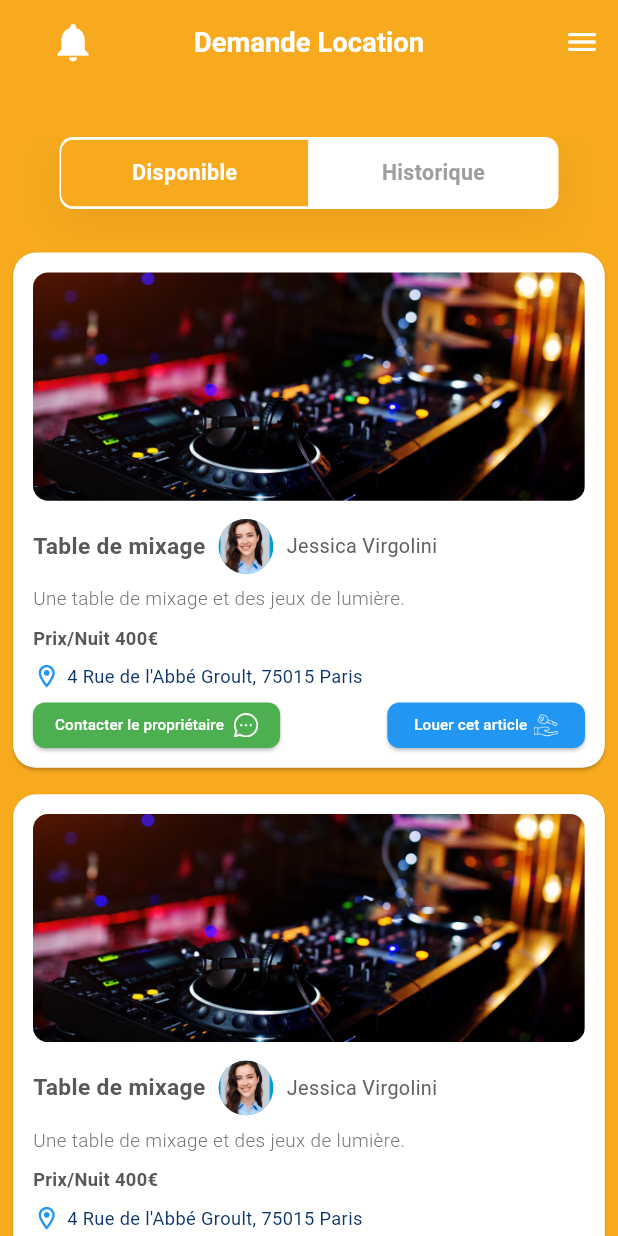
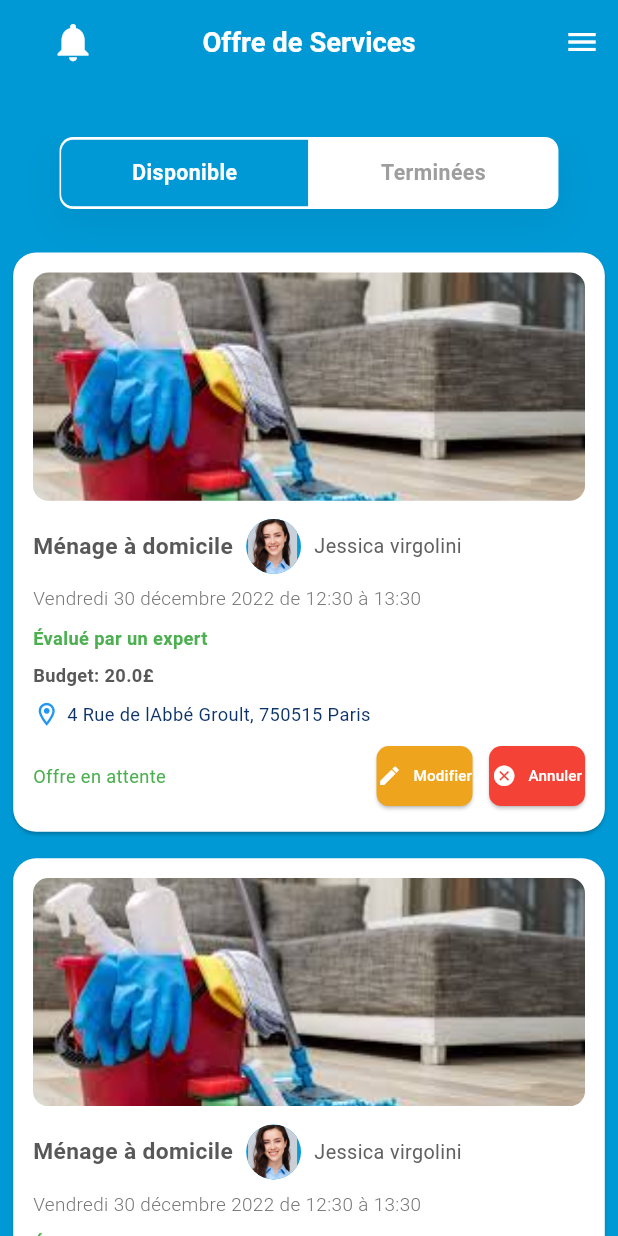
Before and after one commit to saadallahchaima/Projet_Freelance, a Flutter app: the screen it shows after launch, on a phone screen of 412 x 824 dp. Run offline on Flutter 3.47's test engine with Material 3 defaults, Android fonts, the phone set to English and light mode, and no system bars; our stand-ins replace country_picker, dots_indicator, flutter_screenutil, flutter_slidable, flutter_svg, google_fonts.

Commit message:
Offre à completer

```diff
--- a/lib/components/CustomSwitchLocation.dart
+++ b/lib/components/CustomSwitchLocation.dart
@@ -45,7 +45,8 @@ class _CustomSwitchLocationState extends State<CustomSwitchLocation> {
 
   @override
   Widget build(BuildContext context) {
-    return Column(  // No Expanded here
+    return Expanded( // Wrap the entire Column in Expanded to provide height constraint
+      child: Column(
         children: [
           Container(
             decoration: BoxDecoration(
@@ -109,9 +110,9 @@ class _CustomSwitchLocationState extends State<CustomSwitchLocation> {
             child: _buildContent(),
           ),
         ],
+      ),
     );
   }
-
 
   Widget _buildContent() {
     return isSelected[0]
--- /dev/null
+++ b/lib/components/CustomSwitchOffreServices.dart
@@ -0,0 +1,164 @@
+import 'package:flutter/material.dart';
+import 'package:flutter_screenutil/flutter_screenutil.dart';
+
+import 'RentalCardDisponibleOffre.dart';
+
+class CustomSwitchOffreServices extends StatefulWidget {
+  final List<String> buttonLabels;
+
+  const CustomSwitchOffreServices({Key? key, required this.buttonLabels}) : super(key: key);
+
+  @override
+  State<CustomSwitchOffreServices> createState() => _CustomSwitchOffreServicesState();
+}
+
+class _CustomSwitchOffreServicesState extends State<CustomSwitchOffreServices> {
+  List<bool> isSelected = [true, false]; // Initialisation par défaut du premier bouton sélectionné
+
+  // Ajout d'une liste d'exemples d'items pour illustration
+  final List<OffreItem> items = [
+    OffreItem(
+      'Vendredi 30 décembre 2022 de 12:30 à 13:30',
+      true,
+      20,
+      true,
+      imageUrl: 'assets/images/menage.jpeg',
+      title: 'Ménage à domicile',
+      location: '4 Rue de l''Abbé Groult, 750515 Paris',
+      ownerName: 'Jessica virgolini',
+    ),
+    OffreItem(
+      'Vendredi 30 décembre 2022 de 12:30 à 13:30',
+      true,
+      40.0,
+      false,
+      imageUrl: 'assets/images/menage.jpeg',
+      title: 'Ménage à domicile',
+      location: '4 Rue de l''Abbé Groult, 750515 Paris',
+      ownerName: 'Jessica virgolini',
+    ),
+  ];
+
+  @override
+  Widget build(BuildContext context) {
+    return Column(
+      children: [
+        Container(
+          decoration: BoxDecoration(
+            color: Colors.white,
+            borderRadius: BorderRadius.circular(9.0),
+            boxShadow: [
+              BoxShadow(
+                color: Color(0x11000000),
+                blurRadius: 24,
+                offset: Offset(0, 8),
+              ),
+            ],
+          ),
+          child: ToggleButtons(
+            borderRadius: BorderRadius.circular(9.0),
+            borderColor: Colors.transparent,
+            selectedBorderColor: Colors.transparent,
+            fillColor: const Color(0xFF0099D6),
+            selectedColor: Colors.white,
+            color: Colors.grey,
+            constraints: BoxConstraints(
+              minWidth: 150.0.w,
+              minHeight: 44.0.h,
+            ),
+            children: <Widget>[
+              Padding(
+                padding: const EdgeInsets.symmetric(horizontal: 16.0),
+                child: Text(
+                  widget.buttonLabels[0],
+                  style: TextStyle(
+                    fontSize: 14.sp,
+                    fontWeight: FontWeight.bold,
+                    color: isSelected[0] ? Colors.white : Colors.grey,
+                  ),
+                ),
+              ),
+              Padding(
+                padding: const EdgeInsets.symmetric(horizontal: 16.0),
+                child: Text(
+                  widget.buttonLabels[1],
+                  style: TextStyle(
+                    fontSize: 14.sp,
+                    fontWeight: FontWeight.bold,
+                    color: isSelected[1] ? Colors.white : Colors.grey,
+                  ),
+                ),
+              ),
+            ],
+            onPressed: (int index) {
+              setState(() {
+                for (int buttonIndex = 0; buttonIndex < isSelected.length; buttonIndex++) {
+                  isSelected[buttonIndex] = (buttonIndex == index);
+                }
+              });
+            },
+            isSelected: isSelected,
+          ),
+        ),
+        SizedBox(height: 20.h),
+        Expanded(
+          child: _buildContent(),
+        ),
+      ],
+    );
+  }
+
+  Widget _buildContent() {
+    return isSelected[0] ? _buildDisponibleSection() : _buildTermineeSection();
+  }
+
+  Widget _buildDisponibleSection() {
+    return ListView.builder(
+      itemCount: items.length,
+      itemBuilder: (context, index) {
+        return RentalItemCardDisponibleOffre(
+          imageUrl: items[index].imageUrl,
+          title: items[index].title,
+          date: items[index].date,
+          evalue: items[index].evalue,
+          budget: items[index].budget,
+          location: items[index].location,
+          ownerName: items[index].ownerName,
+          statut: items[index].statut,
+          onProposerOffrePressed: () {
+            // Action pour proposer une offre
+          },
+          onRentPressed: () {
+            // Action pour louer
+          },
+        );
+      },
+    );
+  }
+
+  Widget _buildTermineeSection() {
+    return Container(
+      child: Center(
+        child: Text("Section terminée"),
+      ),
+    );
+  }
+}
+
+class OffreItem {
+  final String imageUrl;
+  final String title;
+  final String date;
+  final bool evalue;
+  final double budget;
+  final String location;
+  final String ownerName;
+  final bool statut;
+
+  OffreItem(this.date, this.evalue, this.budget, this.statut, {
+    required this.imageUrl,
+    required this.title,
+    required this.location,
+    required this.ownerName,
+  });
+}
--- /dev/null
+++ b/lib/components/RentalCardDisponibleOffre.dart
@@ -0,0 +1,274 @@
+import 'package:flutter/material.dart';
+import 'package:flutter_screenutil/flutter_screenutil.dart';
+import 'package:google_fonts/google_fonts.dart';
+
+class RentalItemCardDisponibleOffre extends StatefulWidget {
+  final String imageUrl;
+  final String title;
+  final String date;
+  final bool evalue;
+  final double budget;
+  final String location;
+  final String ownerName;
+  final bool statut;
+  final VoidCallback onProposerOffrePressed;
+  final VoidCallback onRentPressed;
+
+  const RentalItemCardDisponibleOffre({
+    Key? key,
+    required this.imageUrl,
+    required this.title,
+    required this.location,
+    required this.ownerName,
+    required this.onProposerOffrePressed,
+    required this.date,
+    required this.evalue,
+    required this.budget,
+    required this.statut,
+    required this.onRentPressed,
+  }) : super(key: key);
+
+  @override
+  _RentalItemCardDisponibleOffreState createState() => _RentalItemCardDisponibleOffreState();
+}
+
+class _RentalItemCardDisponibleOffreState extends State<RentalItemCardDisponibleOffre> {
+  late bool statut;
+
+  @override
+  void initState() {
+    super.initState();
+    statut = widget.statut;
+  }
+
+  void _showBottomSheet(BuildContext context) {
+    showModalBottomSheet(
+      context: context,
+      shape: RoundedRectangleBorder(
+        borderRadius: BorderRadius.vertical(top: Radius.circular(20.r)),
+      ),
+      builder: (BuildContext context) {
+        return Padding(
+          padding: EdgeInsets.all(16.0),
+          child: Column(
+            mainAxisSize: MainAxisSize.min,
+            children: [
+              Text(
+                'Proposition de prix',
+                style: GoogleFonts.roboto(
+                  fontSize: 16.sp,
+                  fontWeight: FontWeight.bold,
+                ),
+              ),
+              SizedBox(height: 12.h),
+              TextField(
+                decoration: InputDecoration(
+                  hintText: 'Entrez votre prix',
+                  border: OutlineInputBorder(),
+                ),
+                keyboardType: TextInputType.number,
+              ),
+              SizedBox(height: 12.h),
+              ElevatedButton(
+                onPressed: () {
+                  // Logique pour mettre à jour le statut de l'offre
+                  Navigator.pop(context); // Ferme la BottomSheet
+                  setState(() {
+                    statut = true; // Met à jour le statut de l'offre
+                  });
+                },
+                child: Text('Valider'),
+              ),
+            ],
+          ),
+        );
+      },
+    );
+  }
+
+  @override
+  Widget build(BuildContext context) {
+    return Card(
+      margin: EdgeInsets.all(8.w),
+      shape: RoundedRectangleBorder(
+        borderRadius: BorderRadius.circular(15.r),
+      ),
+      color: Colors.white,
+      child: Padding(
+        padding: EdgeInsets.all(12.w),
+        child: Column(
+          crossAxisAlignment: CrossAxisAlignment.start,
+          children: [
+            // Image Section
+            ClipRRect(
+              borderRadius: BorderRadius.circular(10.r),
+              child: Image.asset(
+                widget.imageUrl,
+                width: double.infinity,
+                height: 150.h,
+                fit: BoxFit.cover,
+              ),
+            ),
+            SizedBox(height: 12.h),
+
+            // Title and Owner Section
+            Row(
+              children: [
+                Text(
+                  widget.title,
+                  style: GoogleFonts.roboto(
+                    fontSize: 14.96.sp,
+                    fontWeight: FontWeight.w600,
+                  ),
+                ),
+                SizedBox(width: 8.w),
+                CircleAvatar(
+                  radius: 18.r,
+                  backgroundImage: AssetImage("assets/images/img_6.png"),
+                ),
+                SizedBox(width: 8.w),
+                Text(
+                  widget.ownerName,
+                  style: GoogleFonts.roboto(
+                    fontSize: 13.sp,
+                    fontWeight: FontWeight.normal,
+                    color: Colors.grey[700],
+                  ),
+                ),
+              ],
+            ),
+            SizedBox(height: 8.h),
+
+            // Description Section
+            Text(
+              widget.date,
+              style: GoogleFonts.roboto(
+                fontSize: 12.42.sp,
+                fontWeight: FontWeight.w300,
+                color: Colors.grey[600],
+              ),
+              maxLines: 2,
+              overflow: TextOverflow.ellipsis,
+            ),
+            SizedBox(height: 8.h),
+
+            // Status Section
+            Text(
+              widget.evalue ? 'Évalué par un expert' : 'Non évalué',
+              style: GoogleFonts.roboto(
+                fontSize: 12.sp,
+                fontWeight: FontWeight.bold,
+                color: widget.evalue ? Colors.green : Colors.red,
+              ),
+            ),
+            SizedBox(height: 8.h),
+
+            // Price Section
+            Text(
+              "Budget: ${widget.budget}""£",
+              style: GoogleFonts.roboto(
+                fontSize: 12.sp,
+                fontWeight: FontWeight.bold,
+              ),
+            ),
+            SizedBox(height: 8.h),
+            Row(
+              children: [
+                Icon(Icons.location_on_outlined, color: Colors.blue, size: 18.sp),
+                SizedBox(width: 4.w),
+                Text(
+                  widget.location,
+                  style: GoogleFonts.roboto(
+                    fontSize: 12.sp,
+                    color: Color(0xFF0C3469),
+                  ),
+                  maxLines: 1,
+                  overflow: TextOverflow.ellipsis,
+                ),
+              ],
+            ),
+            SizedBox(height: 8.h),
+
+            statut
+                ? Row(
+              mainAxisAlignment: MainAxisAlignment.spaceBetween,
+              children: [
+                Text(
+                  'Offre en attente',
+                  style: GoogleFonts.roboto(
+                    fontSize: 12.sp,
+                    color: Colors.green,
+                  ),
+                ),
+                Row(
+
+                  children: [
+                    ElevatedButton.icon(
+                      style: ElevatedButton.styleFrom(
+                        backgroundColor: const Color(0xFFEEA41D),
+                        padding: EdgeInsets.symmetric(vertical: 4.h),
+                        shape: RoundedRectangleBorder(
+                          borderRadius: BorderRadius.circular(8.r),
+                        ),
+                      ),
+                      onPressed: widget.onRentPressed,
+                      icon: Icon(Icons.edit, size: 16.sp,color: Colors.white,),
+                      label: Text(
+                        'Modifier',
+                        style: GoogleFonts.roboto(
+                          fontSize: 10.sp,
+                          color: Colors.white,
+                        ),
+                      ),
+                    ),
+                    SizedBox(width: 10.w),
+                    ElevatedButton.icon(
+                      style: ElevatedButton.styleFrom(
+                        backgroundColor: Colors.red,
+                        padding: EdgeInsets.symmetric(vertical: 4.h),
+                        shape: RoundedRectangleBorder(
+                          borderRadius: BorderRadius.circular(8.r),
+                        ),
+                      ),
+                      onPressed: () {
+                        // Logique pour annuler l'offre
+                      },
+                      icon: Icon(Icons.cancel, size: 16.sp,color:Colors.white),
+                      label: Text(
+                        'Annuler',
+                        style: GoogleFonts.roboto(
+                          fontSize: 10.sp,
+                          color: Colors.white,
+                        ),
+                      ),
+                    ),
+                  ],
+                ),
+              ],
+            )
+                : Align(
+              alignment: Alignment.centerRight,
+              child: ElevatedButton(
+                style: ElevatedButton.styleFrom(
+                  backgroundColor: Colors.green,
+                  padding: EdgeInsets.symmetric(vertical: 4.h),
+                  shape: RoundedRectangleBorder(
+                    borderRadius: BorderRadius.circular(8.r),
+                  ),
+                ),
+                onPressed: () {
+                  _showBottomSheet(context);
+                },
+                child: Text(
+                  'Proposer une offre',
+                  style: GoogleFonts.roboto(fontSize: 10.sp, color: Colors.white),
+                  overflow: TextOverflow.ellipsis,
+                ),
+              ),
+            ),
+          ],
+        ),
+      ),
+    );
+  }
+}
--- a/lib/main.dart
+++ b/lib/main.dart
@@ -1,7 +1,6 @@
 import 'package:flutter/material.dart';
 import 'package:flutter_screenutil/flutter_screenutil.dart';
-import 'package:khedma/screens/MainPages/Demandes/DemandeLocation.dart';
-import 'package:khedma/screens/onboardings/spalshScreen.dart';
+import 'package:khedma/screens/MainPages/Demandes/OffreService.dart';
 
 import 'package:khedma/theme/AppTheme.dart';
 
@@ -24,7 +23,7 @@ class MyApp extends StatelessWidget {
           darkTheme: AppTheme.darkTheme, // Set the dark theme
           themeMode: ThemeMode.system, // Use system theme mode
           title: "Freelence",
-          home: RentalRequestScreen(),
+          home: OffreservicetScreen(),
         );
       },
     );
--- a/lib/screens/MainPages/Demandes/DemandeLocation.dart
+++ b/lib/screens/MainPages/Demandes/DemandeLocation.dart
@@ -3,7 +3,7 @@ import 'package:flutter/material.dart';
 import '../../../components/CustomSwitchLocation.dart';
 import '../../../components/appBar.dart';
 
-class RentalRequestScreen extends StatelessWidget {
+class DemandelocationtScreen extends StatelessWidget {
   @override
   Widget build(BuildContext context) {
     return const Scaffold(
--- a/lib/screens/MainPages/Demandes/OffreService.dart
+++ b/lib/screens/MainPages/Demandes/OffreService.dart
@@ -0,0 +1,34 @@
+import 'package:flutter/material.dart';
+import 'package:khedma/theme/AppTheme.dart';
+
+import '../../../components/CustomSwitchOffreServices.dart';
+import '../../../components/appBar.dart';
+
+class OffreservicetScreen extends StatelessWidget {
+  @override
+  Widget build(BuildContext context) {
+    return const Scaffold(
+      backgroundColor:AppTheme.primaryColor, // Set the background color to yellow
+
+      appBar: CustomAppBar(
+        notificationIcon: Icon(Icons.notifications, color: Colors.white),
+        title: 'Offre de Services',
+        showSearchBar: false,
+        backgroundColor: AppTheme.primaryColor,
+      ),
+
+      body: Column(
+        children: [
+          // Center the switch horizontally
+          Expanded(
+            child: Center(
+              child: CustomSwitchOffreServices(
+                buttonLabels: ['Disponible', 'Terminées'],
+              ),
+            ),
+          ),
+        ],
+      ),
+    );
+  }
+}
```
Also changed, not shown: assets/icons/img_10.png (added), assets/icons/img_9.png (added). Lines whose indentation alone changed are shown as unchanged.
